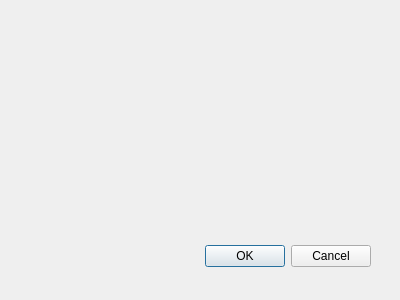
Maliksaad231224/m, file dialog.ui: the form before one commit.
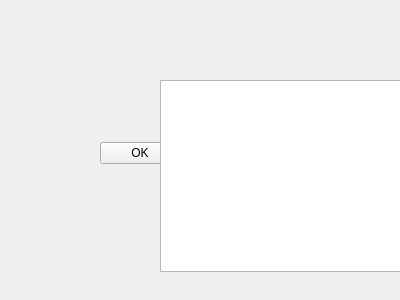
The form after the commit.

Diff of the .ui file:
```diff
--- a/dialog.ui
+++ b/dialog.ui
@@ -29,6 +29,29 @@
     <set>QDialogButtonBox::Cancel|QDialogButtonBox::Ok</set>
    </property>
   </widget>
+  <widget class="QDialogButtonBox" name="buttonBox_2">
+   <property name="geometry">
+    <rect>
+     <x>100</x>
+     <y>140</y>
+     <width>166</width>
+     <height>26</height>
+    </rect>
+   </property>
+   <property name="standardButtons">
+    <set>QDialogButtonBox::Cancel|QDialogButtonBox::Ok</set>
+   </property>
+  </widget>
+  <widget class="QColumnView" name="columnView">
+   <property name="geometry">
+    <rect>
+     <x>160</x>
+     <y>80</y>
+     <width>256</width>
+     <height>192</height>
+    </rect>
+   </property>
+  </widget>
  </widget>
  <resources/>
  <connections>
```
